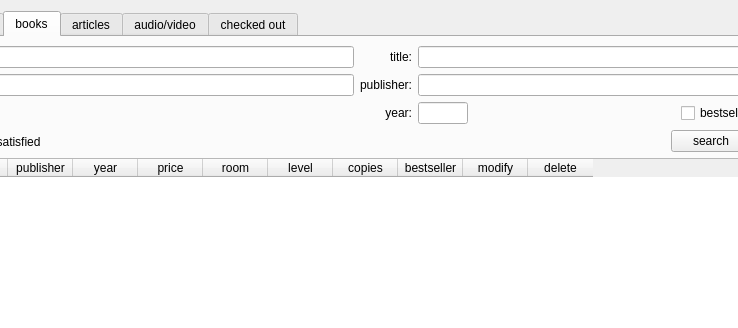
Above: librarian.ui from Louie-ru/LMS-INNO before the change; both pictures show x 145 to 883 and y 0 to 328 of the 1004 by 478 pixel window. Below: the same form after it.
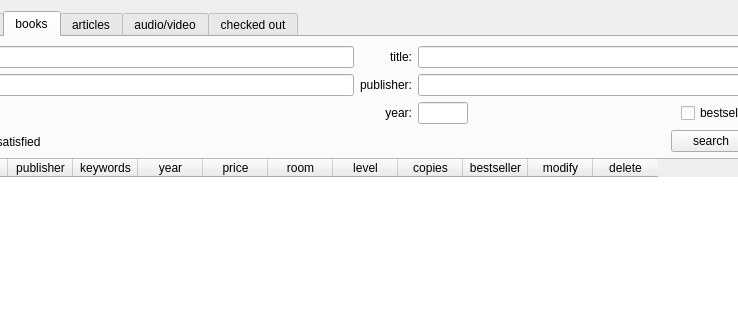
That is the form after the change.

```diff
--- a/librarian.ui
+++ b/librarian.ui
@@ -647,6 +647,11 @@
            <string>publisher</string>
           </property>
          </column>
+         <column>
+          <property name="text">
+           <string>keywords</string>
+          </property>
+         </column>
          <column>
           <property name="text">
            <string>year</string>
```
Left out of the diff: 4 changed lines with no effect on the pictures.
